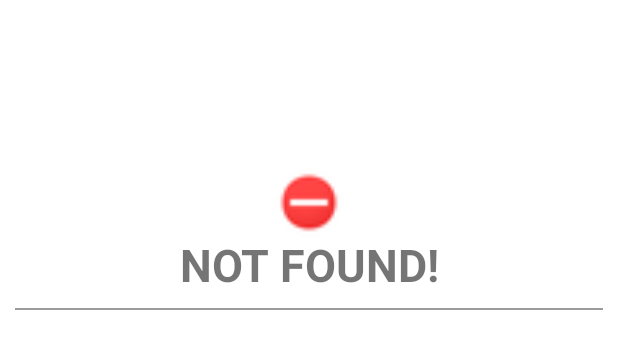
After one commit to xuanlocle/WeatherApp, an Android app: the layout weather_item_empty.xml on its own in the app's theme, with its tools: preview values and no code run, on a phone screen of 412 x 824 dp. The commit adds this screen. Shown: the top 349 px of the screen. Run offline under Robolectric (Android 15) with nearby library versions, the phone set to English and light mode, and no system bars.

Commit message:
add empty/error item

```diff
--- a/app/src/main/java/com/xuanlocle/weatherapp/data/remote/response/WeatherResponse.kt
+++ b/app/src/main/java/com/xuanlocle/weatherapp/data/remote/response/WeatherResponse.kt
@@ -5,7 +5,7 @@ import com.xuanlocle.weatherapp.data.db.entity.WeatherItem
 import com.xuanlocle.weatherapp.data.remote.request.UnitRequest
 
 data class WeatherResponse(
-    val cod: Int?,
+    val cod: String?,
     val message: Float?,
 
     val city: CityItem?,
@@ -15,5 +15,5 @@ data class WeatherResponse(
     var unitTemperature: UnitRequest = UnitRequest.DEFAULT
 ) {
     val isSuccess: Boolean
-        get() = cod == 200
+        get() = cod == "200"
 }
--- a/app/src/main/java/com/xuanlocle/weatherapp/di/AppModule.kt
+++ b/app/src/main/java/com/xuanlocle/weatherapp/di/AppModule.kt
@@ -9,6 +9,7 @@ import okhttp3.logging.HttpLoggingInterceptor
 import org.kodein.di.Kodein
 import org.kodein.di.generic.*
 import retrofit2.Retrofit
+import retrofit2.adapter.rxjava2.RxJava2CallAdapterFactory
 import retrofit2.converter.gson.GsonConverterFactory
 import java.util.concurrent.TimeUnit
 
--- a/app/src/main/java/com/xuanlocle/weatherapp/ui/base/BaseViewModel.kt
+++ b/app/src/main/java/com/xuanlocle/weatherapp/ui/base/BaseViewModel.kt
@@ -1,7 +1,7 @@
 package com.xuanlocle.weatherapp.ui.base
 
-import androidx.lifecycle.MutableLiveData
 import androidx.lifecycle.ViewModel
+import com.xuanlocle.weatherapp.widget.MutableLiveDataSingle
 import kotlinx.coroutines.CoroutineScope
 import kotlinx.coroutines.Dispatchers
 import kotlinx.coroutines.Job
@@ -14,6 +14,7 @@ abstract class BaseViewModel : ViewModel() {
     protected lateinit var uiScope: CoroutineScope
     protected lateinit var ioContext: CoroutineContext
 
+    val showError = MutableLiveDataSingle<String>()
 
     fun init() {
         onCreate()
--- a/app/src/main/java/com/xuanlocle/weatherapp/ui/landing/WeatherViewModel.kt
+++ b/app/src/main/java/com/xuanlocle/weatherapp/ui/landing/WeatherViewModel.kt
@@ -42,7 +42,6 @@ class WeatherViewModel(private val repository: WeatherRepository) : BaseViewMode
 
     fun fetchLatestWeather(cityName: String, amount: Int, units: UnitRequest) {
         showLoadingLiveData.postValue(true)
-
         uiScope.launch {
             val result = withContext(ioContext) {
                 repository.getWeather(cityName, amount, units)
@@ -52,11 +51,12 @@ class WeatherViewModel(private val repository: WeatherRepository) : BaseViewMode
                     weatherDetailsResponse.postValue(result.data)
                 }
                 is BaseResult.Error -> {
-//                    showError.value = result.errorMessage
+                    showError.postValue("err")
                 }
             }
             showLoadingLiveData.postValue(false)
         }
+
     }
 
 }
--- /dev/null
+++ b/app/src/main/res/layout/weather_item_empty.xml
@@ -0,0 +1,29 @@
+<?xml version="1.0" encoding="utf-8"?>
+<LinearLayout xmlns:android="http://schemas.android.com/apk/res/android"
+    xmlns:app="http://schemas.android.com/apk/res-auto"
+    android:layout_width="match_parent"
+    android:layout_height="wrap_content"
+    android:layout_marginTop="100dp"
+    android:orientation="vertical"
+    android:padding="10dp">
+
+    <ImageView
+        android:layout_width="match_parent"
+        android:layout_height="50dp"
+        android:src="@android:drawable/presence_busy" />
+
+    <com.xuanlocle.weatherapp.widget.TextViewEx
+        android:id="@+id/tvWeatherEmpty"
+        android:layout_width="match_parent"
+        android:layout_height="wrap_content"
+        android:gravity="center"
+        android:text="@string/weather_item_empty"
+        app:fontSize="huge"
+        app:fontType="bold" />
+
+    <View
+        android:layout_width="match_parent"
+        android:layout_height="1dp"
+        android:layout_marginTop="10dp"
+        android:background="@color/grey_9b" />
+</LinearLayout>
--- a/app/src/main/res/values/strings.xml
+++ b/app/src/main/res/values/strings.xml
@@ -13,6 +13,7 @@
     <string name="weather_item_pressure">Pressure: %d</string>
     <string name="weather_item_humidity">Humidity: %d</string>
     <string name="weather_item_description">Description: %s</string>
+    <string name="weather_item_empty">NOT FOUND!</string>
 
     <!--Weather Filter Dialog-->
     <string name="weather_filter_dialog_count_title">Amount of days</string>
```
Also changed, not shown: app/src/main/java/com/xuanlocle/weatherapp/data/repository/WeatherRepositoryImpl.kt (+6 -4 lines), app/src/main/java/com/xuanlocle/weatherapp/ui/adapter/WeatherItemAdapter.kt (+50 -8 lines), app/src/main/java/com/xuanlocle/weatherapp/ui/landing/WeatherActivity.kt (+11 -5 lines).
